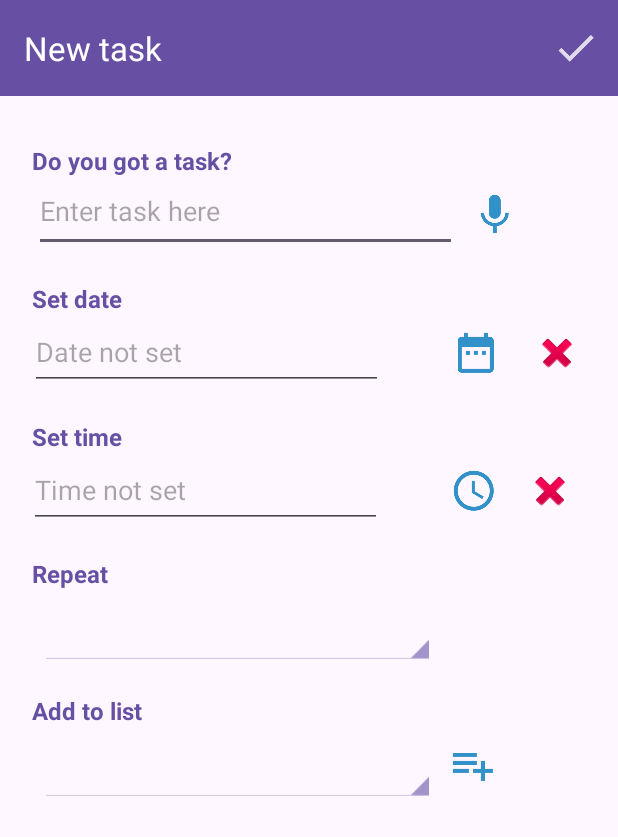
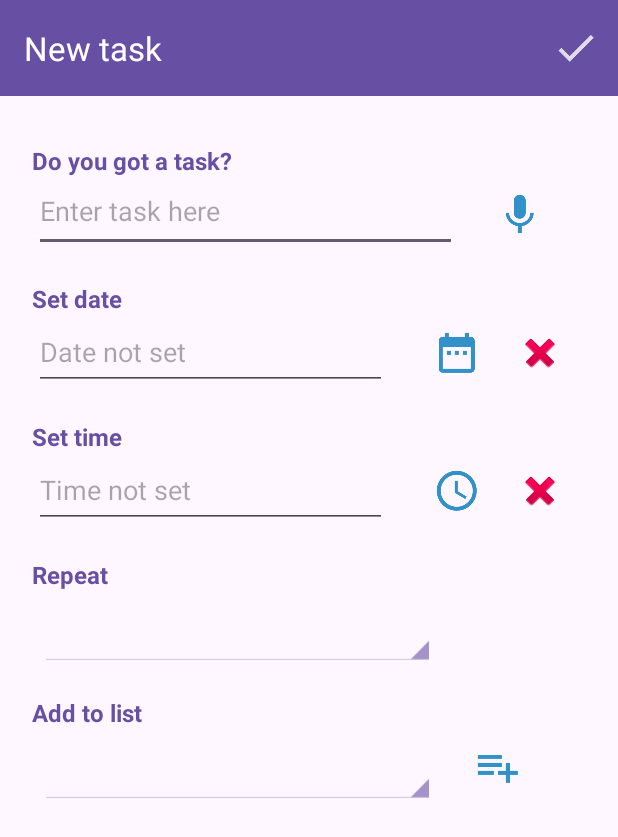
Before and after one commit to NikitaZhebinDev/organizer_rebirth, an Android app built with Jetpack Compose: the layout activity_new_task.xml on its own in the app's theme, with its tools: preview values and no code run, on a phone screen of 412 x 824 dp. Shown: the top 837 px of the screen. Run offline under Robolectric (Android 15) with nearby library versions, the light colour scheme and no system bars.

Commit message:
New task UI adjustments

```diff
--- a/Organizer/app/src/main/java/com/kita/organizer/MainActivity.java
+++ b/Organizer/app/src/main/java/com/kita/organizer/MainActivity.java
@@ -54,7 +54,7 @@ public class MainActivity extends AppCompatActivity {
         NavigationUI.setupWithNavController(navigationView, navController);
 
         Log.d(TAG, "onCreate() called");
-        // Ensure default lists are added
+        // Ensure default lists are added ('Default' & 'Personal')
         insertDefaultListsIfNeeded(getApplicationContext());
     }
 
--- a/Organizer/app/src/main/res/layout/activity_new_task.xml
+++ b/Organizer/app/src/main/res/layout/activity_new_task.xml
@@ -60,14 +60,14 @@
                 android:layout_height="wrap_content"
                 android:layout_marginStart="8dp"
                 android:layout_marginEnd="8dp"
-                android:minHeight="50dp"
+                android:gravity="top|start"
                 android:hint="@string/enter_ur_task"
                 android:inputType="textMultiLine"
+                android:minHeight="50dp"
+                android:scrollbars="vertical"
                 android:textColor="@color/black"
                 android:textSize="18sp"
                 android:visibility="visible"
-                android:scrollbars="vertical"
-                android:gravity="top|start"
                 app:layout_constraintEnd_toEndOf="parent"
                 app:layout_constraintHorizontal_bias="0.13"
                 app:layout_constraintStart_toStartOf="parent"
@@ -77,13 +77,15 @@
                 android:id="@+id/imageBtnSpeak"
                 android:layout_width="50dp"
                 android:layout_height="50dp"
-                android:layout_marginRight="16dp"
+                android:layout_marginStart="16dp"
+                android:layout_marginEnd="40dp"
                 android:background="?android:attr/colorBackground"
                 android:contentDescription="@string/app_name"
                 android:visibility="visible"
                 app:layout_constraintBottom_toBottomOf="@+id/editTask"
-                app:layout_constraintRight_toRightOf="parent"
+                app:layout_constraintEnd_toEndOf="parent"
                 app:layout_constraintStart_toEndOf="@+id/editTask"
+                app:layout_constraintTop_toTopOf="@+id/editTask"
                 app:srcCompat="@drawable/ic_micro_primary" />
 
             <TextView
@@ -110,7 +112,7 @@
                 android:layout_width="235dp"
                 android:layout_height="50dp"
 
-                android:layout_marginLeft="8dp"
+                android:layout_marginLeft="11dp"
                 android:layout_marginRight="8dp"
 
                 android:height="50dp"
@@ -132,16 +134,14 @@
                 android:id="@+id/imageBtnDate"
                 android:layout_width="50dp"
                 android:layout_height="50dp"
-                android:layout_marginLeft="8dp"
+                android:layout_marginStart="16dp"
                 android:layout_marginTop="8dp"
-                android:layout_marginRight="16dp"
                 android:background="?android:attr/colorBackground"
                 android:contentDescription="@string/app_name"
                 android:visibility="visible"
                 app:layout_constraintBottom_toBottomOf="@+id/editDate"
-                app:layout_constraintHorizontal_bias="0.84"
-                app:layout_constraintLeft_toLeftOf="parent"
-                app:layout_constraintRight_toRightOf="parent"
+                app:layout_constraintEnd_toStartOf="@+id/imgBtnClearDate"
+                app:layout_constraintStart_toEndOf="@+id/editDate"
                 app:layout_constraintTop_toTopOf="@+id/editDate"
                 app:layout_constraintVertical_bias="1.0"
                 app:srcCompat="@drawable/ic_btn_setdate" />
@@ -150,16 +150,13 @@
                 android:id="@+id/imgBtnClearDate"
                 android:layout_width="50dp"
                 android:layout_height="50dp"
-                android:layout_marginLeft="8dp"
-                android:layout_marginTop="8dp"
-                android:layout_marginRight="16dp"
+                android:layout_marginEnd="22dp"
                 android:background="?android:attr/colorBackground"
                 android:contentDescription="@string/app_name"
                 android:visibility="visible"
                 app:layout_constraintBottom_toBottomOf="@+id/editDate"
-                app:layout_constraintHorizontal_bias="1.0"
-                app:layout_constraintLeft_toRightOf="@+id/editDate"
-                app:layout_constraintRight_toRightOf="parent"
+                app:layout_constraintEnd_toEndOf="parent"
+                app:layout_constraintStart_toEndOf="@+id/imageBtnDate"
                 app:layout_constraintTop_toTopOf="@+id/editDate"
                 app:layout_constraintVertical_bias="1.0"
                 app:srcCompat="@android:drawable/ic_delete" />
@@ -188,7 +185,7 @@
                 android:layout_width="235dp"
                 android:layout_height="50dp"
 
-                android:layout_marginLeft="8dp"
+                android:layout_marginLeft="11dp"
                 android:layout_marginRight="8dp"
 
                 android:height="50dp"
@@ -209,16 +206,13 @@
                 android:id="@+id/imageBtnTime"
                 android:layout_width="50dp"
                 android:layout_height="50dp"
-                android:layout_marginLeft="8dp"
-                android:layout_marginTop="8dp"
-                android:layout_marginRight="8dp"
+                android:layout_marginStart="16dp"
                 android:background="?android:attr/colorBackground"
                 android:contentDescription="@string/app_name"
                 android:visibility="visible"
                 app:layout_constraintBottom_toBottomOf="@+id/editTime"
-                app:layout_constraintHorizontal_bias="0.816"
-                app:layout_constraintLeft_toLeftOf="parent"
-                app:layout_constraintRight_toRightOf="parent"
+                app:layout_constraintEnd_toStartOf="@+id/imgBtnClearTime"
+                app:layout_constraintStart_toEndOf="@+id/editTime"
                 app:layout_constraintTop_toTopOf="@+id/editTime"
                 app:layout_constraintVertical_bias="1.0"
                 app:srcCompat="@drawable/ic_btn_settime" />
@@ -227,16 +221,13 @@
                 android:id="@+id/imgBtnClearTime"
                 android:layout_width="50dp"
                 android:layout_height="50dp"
-                android:layout_marginLeft="8dp"
-                android:layout_marginTop="8dp"
-                android:layout_marginRight="8dp"
+                android:layout_marginEnd="22dp"
                 android:background="?android:attr/colorBackground"
                 android:contentDescription="@string/app_name"
                 android:visibility="visible"
                 app:layout_constraintBottom_toBottomOf="@+id/editTime"
-                app:layout_constraintHorizontal_bias="0.862"
-                app:layout_constraintLeft_toRightOf="@+id/editTime"
-                app:layout_constraintRight_toRightOf="parent"
+                app:layout_constraintEnd_toEndOf="parent"
+                app:layout_constraintStart_toEndOf="@+id/imageBtnTime"
                 app:layout_constraintTop_toTopOf="@+id/editTime"
                 app:layout_constraintVertical_bias="1.0"
                 app:srcCompat="@android:drawable/ic_delete" />
@@ -246,7 +237,7 @@
                 android:layout_width="270dp"
                 android:layout_height="wrap_content"
                 android:layout_marginLeft="8dp"
-                android:layout_marginTop="19dp"
+                android:layout_marginTop="20dp"
                 android:layout_marginRight="8dp"
                 android:gravity="start"
                 android:text="@string/repeat"
@@ -267,23 +258,20 @@
                 android:layout_height="50dp"
                 android:layout_marginLeft="8dp"
                 android:layout_marginRight="8dp"
-                android:layout_marginBottom="64dp"
                 android:height="50dp"
                 android:gravity="center|start"
                 android:textSize="18sp"
-                app:layout_constraintBottom_toBottomOf="parent"
                 app:layout_constraintHorizontal_bias="0.142"
                 app:layout_constraintLeft_toLeftOf="parent"
                 app:layout_constraintRight_toRightOf="parent"
-                app:layout_constraintTop_toBottomOf="@+id/textViewRepeat"
-                app:layout_constraintVertical_bias="0.0" />
+                app:layout_constraintTop_toBottomOf="@+id/textViewRepeat" />
 
             <TextView
                 android:id="@+id/textViewAddToList"
                 android:layout_width="270dp"
                 android:layout_height="wrap_content"
                 android:layout_marginLeft="8dp"
-                android:layout_marginTop="19dp"
+                android:layout_marginTop="20dp"
                 android:layout_marginRight="8dp"
                 android:gravity="start"
                 android:text="@string/add_to_list"
@@ -302,8 +290,8 @@
                 style="@android:style/Widget.Holo.Light.Spinner"
                 android:layout_width="263dp"
                 android:layout_height="50dp"
-                android:layout_marginStart="8dp"
-                android:layout_marginEnd="8dp"
+                android:layout_marginLeft="8dp"
+                android:layout_marginRight="8dp"
                 android:layout_marginBottom="100dp"
                 android:height="50dp"
                 android:gravity="center|start"
@@ -322,12 +310,13 @@
                 android:id="@+id/imgBtnNewList"
                 android:layout_width="50dp"
                 android:layout_height="50dp"
-                android:layout_marginRight="8dp"
+                android:layout_marginStart="16dp"
+                android:layout_marginEnd="55dp"
                 android:background="?android:attr/colorBackground"
                 android:contentDescription="@string/app_name"
                 android:visibility="visible"
                 app:layout_constraintBottom_toBottomOf="@+id/btnAddToList"
-                app:layout_constraintRight_toRightOf="parent"
+                app:layout_constraintEnd_toEndOf="parent"
                 app:layout_constraintStart_toEndOf="@+id/btnAddToList"
                 app:layout_constraintTop_toBottomOf="@+id/textViewAddToList"
                 app:srcCompat="@drawable/ic_action_name" />
```
Also changed, not shown: Organizer/app/src/main/java/com/kita/organizer/NewTaskActivity.java (+90 -15 lines).
